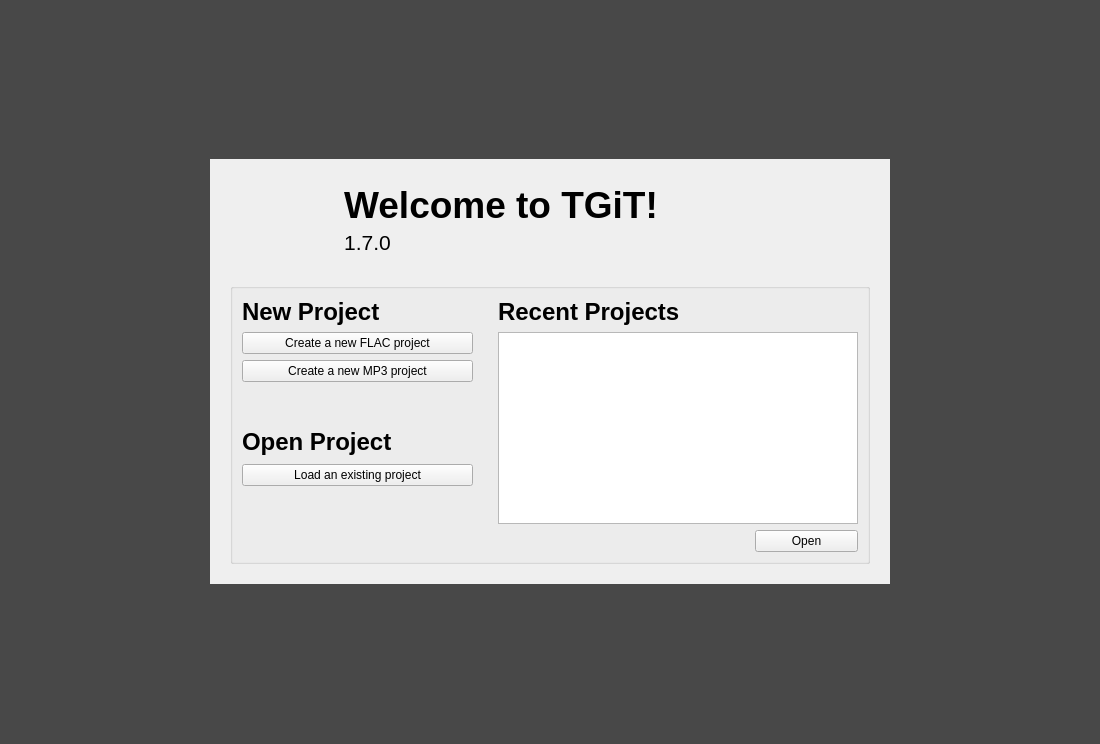
Before: the Qt Designer form resources/ui/welcome_page.ui in Iconoclasteinc/tgit, drawn with Qt 5.
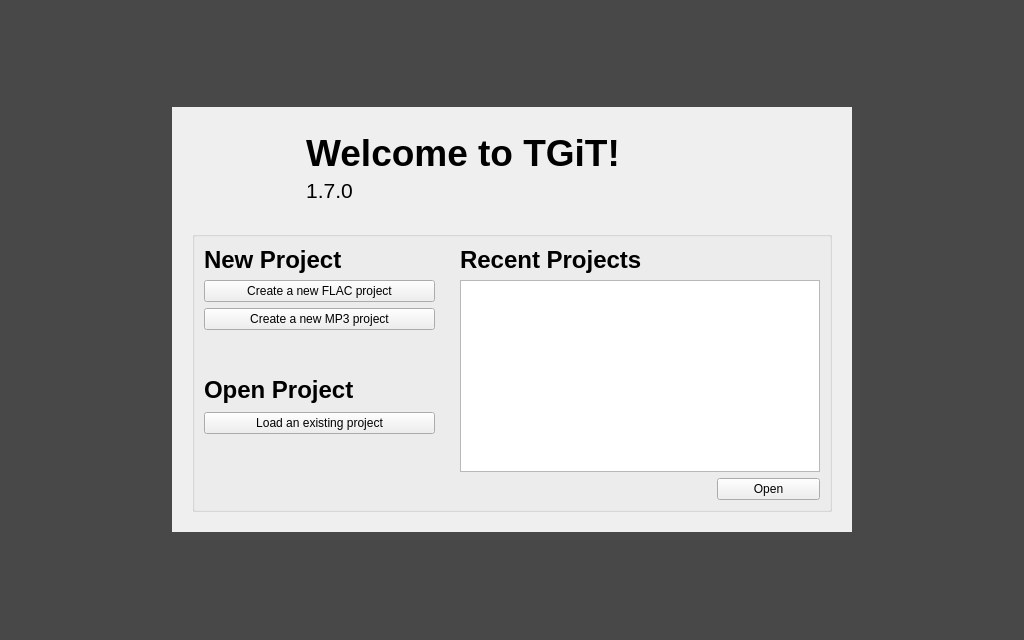
After: the same form once the commit is applied. Icons and pictures are not drawn.

Commit message: Reduce the size of the main window and welcome screen to take less screen space

Diff of the .ui file:
```diff
--- a/resources/ui/welcome_page.ui
+++ b/resources/ui/welcome_page.ui
@@ -2,18 +2,10 @@
 <ui version="4.0">
  <class>welcome_page</class>
  <widget class="QFrame" name="welcome_page">
-  <property name="geometry">
-   <rect>
-    <x>0</x>
-    <y>0</y>
-    <width>1100</width>
-    <height>744</height>
-   </rect>
-  </property>
   <property name="minimumSize">
    <size>
-    <width>1100</width>
-    <height>744</height>
+    <width>1024</width>
+    <height>640</height>
    </size>
   </property>
   <property name="autoFillBackground">
```
The commit also changes 4 other files.
